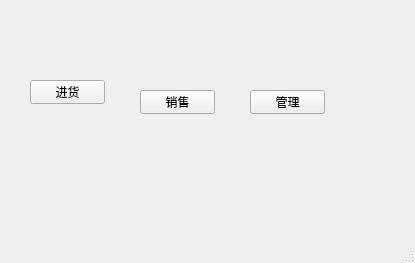
This is mainwindow.ui in linchengyuan/db as Qt 5 draws it before an edit. The edited form follows.
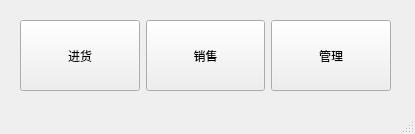
This is the edited form.

```diff
--- a/mainwindow.ui
+++ b/mainwindow.ui
@@ -7,51 +7,63 @@
     <x>0</x>
     <y>0</y>
     <width>415</width>
-    <height>263</height>
+    <height>134</height>
    </rect>
   </property>
   <property name="windowTitle">
    <string>MainWindow</string>
   </property>
   <widget class="QWidget" name="centralwidget">
+   <widget class="QWidget" name="layoutWidget">
+    <property name="geometry">
+     <rect>
+      <x>20</x>
+      <y>20</y>
+      <width>371</width>
+      <height>71</height>
+     </rect>
+    </property>
+    <layout class="QHBoxLayout" name="horizontalLayout">
+     <item>
    <widget class="QPushButton" name="buyButton">
-    <property name="geometry">
-     <rect>
-      <x>30</x>
-      <y>80</y>
-      <width>75</width>
-      <height>24</height>
-     </rect>
+       <property name="sizePolicy">
+        <sizepolicy hsizetype="Minimum" vsizetype="Minimum">
+         <horstretch>0</horstretch>
+         <verstretch>0</verstretch>
+        </sizepolicy>
     </property>
     <property name="text">
      <string>进货</string>
     </property>
    </widget>
+     </item>
+     <item>
    <widget class="QPushButton" name="saleButton">
-    <property name="geometry">
-     <rect>
-      <x>140</x>
-      <y>90</y>
-      <width>75</width>
-      <height>24</height>
-     </rect>
+       <property name="sizePolicy">
+        <sizepolicy hsizetype="Minimum" vsizetype="Minimum">
+         <horstretch>0</horstretch>
+         <verstretch>0</verstretch>
+        </sizepolicy>
     </property>
     <property name="text">
      <string>销售</string>
     </property>
    </widget>
+     </item>
+     <item>
    <widget class="QPushButton" name="manage">
-    <property name="geometry">
-     <rect>
-      <x>250</x>
-      <y>90</y>
-      <width>75</width>
-      <height>24</height>
-     </rect>
+       <property name="sizePolicy">
+        <sizepolicy hsizetype="Minimum" vsizetype="Minimum">
+         <horstretch>0</horstretch>
+         <verstretch>0</verstretch>
+        </sizepolicy>
     </property>
     <property name="text">
      <string>管理</string>
     </property>
+      </widget>
+     </item>
+    </layout>
    </widget>
   </widget>
   <widget class="QMenuBar" name="menubar">
```
Lines whose indentation alone changed are shown as unchanged.
